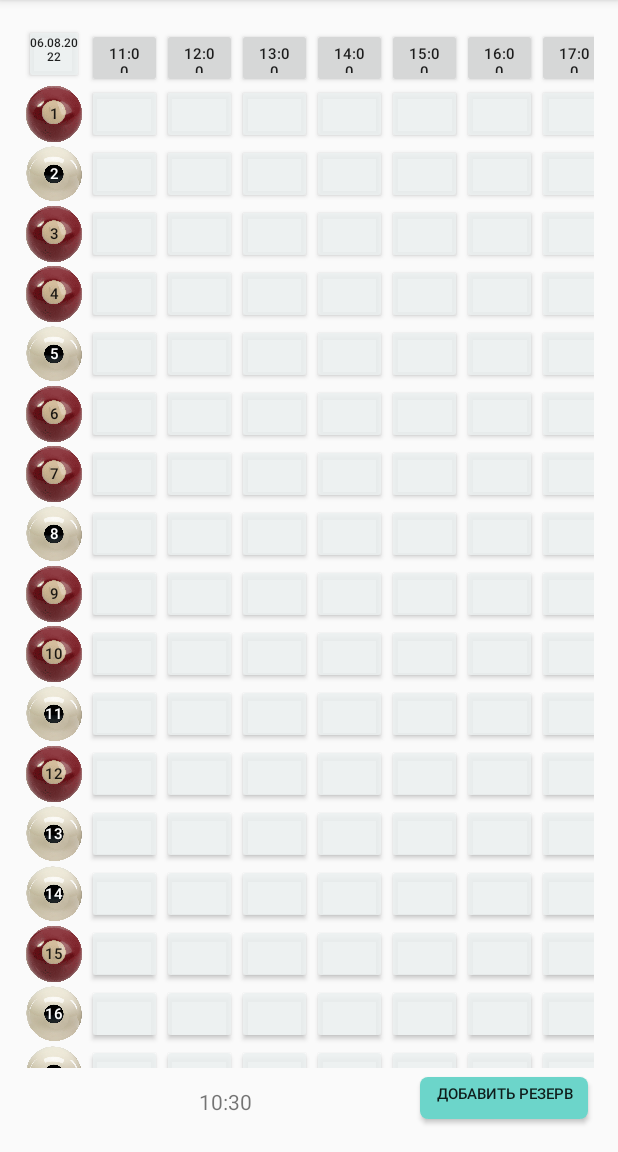
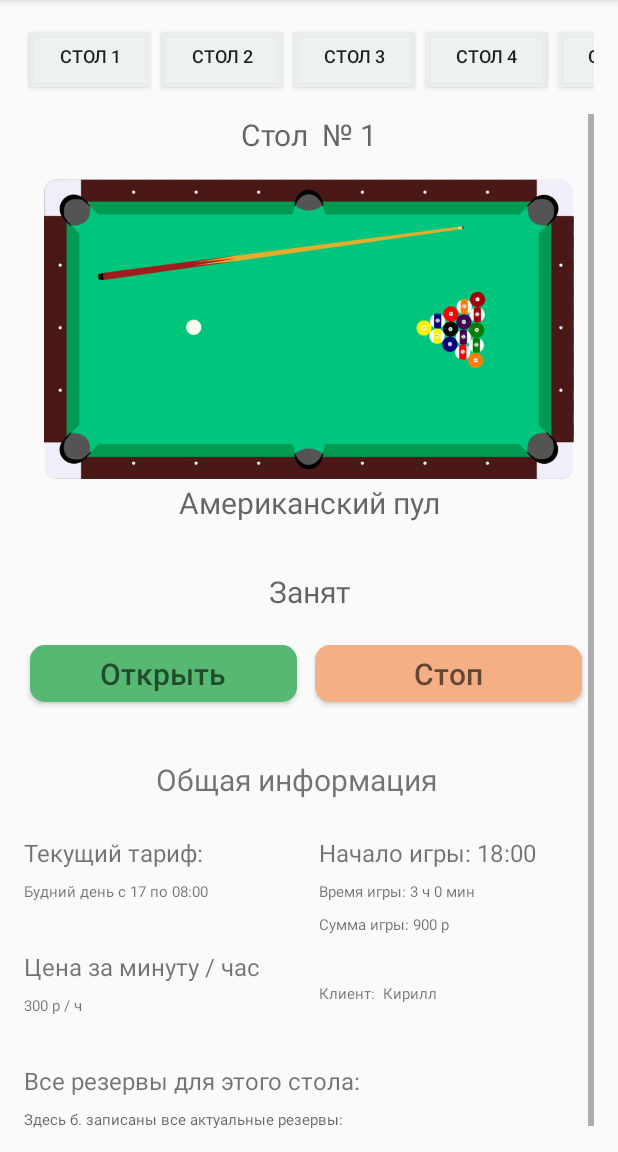
Before and after one commit to Gasayni/Billiard, an Android app: the CommonActivity screen opened directly, with no data from a screen before it, after a tap on "10", on a phone screen of 412 x 824 dp, the part 84-1236 px from its top. Run offline under Robolectric (Android 15) with nearby library versions, the phone set to English and light mode, and no system bars; 2 other taps on this screen came first.

Commit message:
пока все работает. В процессе активность показа и редактирования БД

```diff
--- a/app/src/main/java/com/gas/billiard/CommonActivity.java
+++ b/app/src/main/java/com/gas/billiard/CommonActivity.java
@@ -131,15 +131,6 @@ public class CommonActivity extends AppCompatActivity implements View.OnClickLis
             }
         }
 
-        // кнопки по тегам
-        switch (view.getTag().toString()) {
-            case "btnChoseDate": {
-                showDialog(DIALOG_DATE);
-                // при изменении даты, нужно, чтобы обновлялась и таблица резерва
-                break;
-            }
-        }
-
 
        /* int i = cursorOrders.getInt(numTableIndex);
         int j = indexTimeMethod(cursorOrders.getString(reserveTimeIndex));
@@ -168,6 +159,14 @@ public class CommonActivity extends AppCompatActivity implements View.OnClickLis
     }
 
     private void choseTypeTable() {
+        // заодно слушаем кнопку с выбором даты
+        btnDate.findViewWithTag("btnChoseDate");
+        btnDate.setOnClickListener(new View.OnClickListener() {
+            public void onClick(View view) {
+                showDialog(DIALOG_DATE);
+            }
+        });
+
         // получаем данные c табл "tables"
         cursorTables = database.query(DBHelper.TABLES,
                 null, null, null,
@@ -191,11 +190,8 @@ public class CommonActivity extends AppCompatActivity implements View.OnClickLis
 
                 btnTableHead.setOnClickListener(new View.OnClickListener() {
                     public void onClick(View view) {
-                        Intent intent = new Intent("settingActivity");
+                        Intent intent = new Intent("tableActivity");
                         startActivity(intent);
-                        // Perform action on click
-                        btnTableHead.setText("555");
-//                        Log.i("Gas", "onClick");
                     }
                 });
 
--- a/app/src/main/java/com/gas/billiard/MainActivity.java
+++ b/app/src/main/java/com/gas/billiard/MainActivity.java
@@ -24,7 +24,7 @@ public class MainActivity extends AppCompatActivity implements View.OnClickListe
     EditText etPas;
     Button btnEnter;
     Button btnSetting;
-    Button btnTestDB;
+
     // БД
     DBHelper dbHelper;
     SQLiteDatabase database;
--- /dev/null
+++ b/app/src/main/java/com/gas/billiard/TableActivity.java
@@ -0,0 +1,122 @@
+package com.gas.billiard;
+
+import android.annotation.SuppressLint;
+import android.content.ContentValues;
+import android.content.Intent;
+import android.database.Cursor;
+import android.database.sqlite.SQLiteDatabase;
+import android.graphics.Color;
+import android.graphics.drawable.Drawable;
+import android.media.Image;
+import android.support.v7.app.AppCompatActivity;
+import android.os.Bundle;
+import android.util.Log;
+import android.view.View;
+import android.widget.Button;
+import android.widget.ImageView;
+import android.widget.LinearLayout;
+import android.widget.TextView;
+
+import java.util.ArrayList;
+import java.util.List;
+
+public class TableActivity extends AppCompatActivity {
+    OptionallyClass option = new OptionallyClass();
+    private final int tableCount = 19;
+    TextView tvNameTable, tvTypeTable;
+    ImageView ivTableType;
+    Button btnTable;
+    LinearLayout linTable;
+    List<Button> btnTableTagsList = new ArrayList<>();
+    List<String> typeTableList = new ArrayList<>();
+
+    // БД
+    DBHelper dbHelper;
+    SQLiteDatabase database;
+    ContentValues contentValues;
+    Cursor cursorTables, cursorOrders;
+
+    @Override
+    protected void onCreate(Bundle savedInstanceState) {
+        super.onCreate(savedInstanceState);
+        setContentView(R.layout.activity_table);
+
+        // работа с БД
+        dbHelper = new DBHelper(this);
+        database = dbHelper.getWritableDatabase();
+        contentValues = new ContentValues();
+
+        tvNameTable = findViewById(R.id.tvNameTable);
+        tvNameTable.setTextColor(Color.BLACK);
+
+        tvTypeTable = findViewById(R.id.tvTypeTable);
+        tvTypeTable.setTextColor(Color.BLACK);
+
+        ivTableType = findViewById(R.id.ivTableType);
+        linTable = findViewById(R.id.linTable);
+        addBtnTable();
+        choseTable();
+    }
+
+    @SuppressLint("SetTextI18n")
+    private void addBtnTable() {
+        int marginLength = option.convertDpToPixels(this, 6);
+
+        for (int i = 0; i < tableCount; i++) {
+            btnTable = new Button(linTable.getContext());
+
+            btnTable.setLayoutParams(new LinearLayout.LayoutParams(
+                    LinearLayout.LayoutParams.WRAP_CONTENT,
+                    LinearLayout.LayoutParams.WRAP_CONTENT));
+
+            btnTable.setTag("btnInfoTable" + (1+i));
+            btnTableTagsList.add(btnTable);
+            btnTable.setText("Стол " + (i+1));
+            btnTable.setTextSize(12);
+            btnTable.setWidth(option.convertDpToPixels(this, 50));
+            btnTable.setHeight(option.convertDpToPixels(this, 25));
+            btnTable.setBackgroundResource(R.drawable.btn_style_4);
+
+            linTable.addView(btnTable);
+        }
+    }
+
+    private void choseTable() {
+        // получаем данные c табл "tables"
+        cursorTables = database.query(DBHelper.TABLES,
+                null, null, null,
+                null, null, null);
+        if (cursorTables.moveToFirst()) {
+            int numberTableIndex = cursorTables.getColumnIndex(DBHelper.KEY_ID);
+            int typeIndex = cursorTables.getColumnIndex(DBHelper.KEY_TYPE);
+            int descriptionIndex = cursorTables.getColumnIndex(DBHelper.KEY_DESCRIPTION);
+            do {
+                // инициализируем каждую кнопку шапки стола
+                int i = cursorTables.getInt(numberTableIndex);
+                btnTable = btnTableTagsList.get(i-1);
+                typeTableList.add(cursorTables.getString(typeIndex));
+
+
+                btnTable.setOnClickListener(new View.OnClickListener() {
+                    public void onClick(View view) {
+                        // меняем имя стола
+                        tvNameTable.setText("Стол № " + i);
+
+                        // меняем картинку, в зависимости от типа стола
+                        if (typeTableList.get(i-1).equals("pool")) {
+                            ivTableType.setImageResource(R.drawable.table_pool);
+                            tvTypeTable.setText("Американский пул");
+                        } else if (typeTableList.get(i-1).equals("pyramid")) {
+                            ivTableType.setImageResource(R.drawable.table_pyramide);
+                            tvTypeTable.setText("Русская пирамида");
+                        }
+                    }
+                });
+
+            } while (cursorTables.moveToNext());
+        } else {
+            Log.d("Gas", "0 rows");
+        }
+        cursorTables.close();
+    }
+}
--- /dev/null
+++ b/app/src/main/res/drawable/btn_style_7.xml
@@ -0,0 +1,18 @@
+<?xml version="1.0" encoding="utf-8"?>
+<inset xmlns:android="http://schemas.android.com/apk/res/android"
+    xmlns:tools="http://schemas.android.com/tools"
+    android:insetBottom="6dp"
+    android:insetLeft="4dp"
+    android:insetRight="4dp"
+    android:insetTop="6dp">
+    <ripple android:color="?attr/colorControlHighlight"
+        tools:targetApi="lollipop">
+        <item>
+            <shape android:shape="rectangle"
+                android:tint="#56B872">
+                <corners android:radius="10dp"/>
+                <solid android:color="#1a237e"/>
+            </shape>
+        </item>
+    </ripple>
+</inset>
--- a/app/src/main/res/layout/activity_main.xml
+++ b/app/src/main/res/layout/activity_main.xml
@@ -1,5 +1,6 @@
 <?xml version="1.0" encoding="utf-8"?>
-<RelativeLayout xmlns:android="http://schemas.android.com/apk/res/android"
+<RelativeLayout
+    xmlns:android="http://schemas.android.com/apk/res/android"
     xmlns:app="http://schemas.android.com/apk/res-auto"
     xmlns:tools="http://schemas.android.com/tools"
     android:layout_width="match_parent"
--- /dev/null
+++ b/app/src/main/res/layout/activity_table.xml
@@ -0,0 +1,252 @@
+<?xml version="1.0" encoding="utf-8"?>
+<RelativeLayout
+    xmlns:android="http://schemas.android.com/apk/res/android"
+    xmlns:app="http://schemas.android.com/apk/res-auto"
+    xmlns:tools="http://schemas.android.com/tools"
+    android:layout_width="match_parent"
+    android:layout_height="match_parent"
+    android:padding="16dp"
+    tools:context=".TableActivity">
+
+    <HorizontalScrollView
+        android:id="@+id/scrolTable"
+        android:layout_width="wrap_content"
+        android:layout_height="wrap_content"
+        android:layout_marginBottom="8sp"
+        android:scrollbars="none"
+        android:gravity="center_horizontal">
+
+        <LinearLayout
+            android:id="@+id/linTable"
+            android:layout_width="wrap_content"
+            android:layout_height="wrap_content"
+            android:orientation="horizontal" />
+    </HorizontalScrollView>
+
+    <ScrollView
+        android:id="@+id/scrolCommon"
+        android:layout_width="match_parent"
+        android:layout_height="match_parent"
+        android:layout_below="@id/scrolTable"
+        android:layout_centerHorizontal="true"
+        android:layout_marginTop="4dp"
+        android:gravity="center_horizontal">
+
+        <LinearLayout
+            android:layout_width="match_parent"
+            android:layout_height="match_parent"
+            android:layout_gravity="center_horizontal"
+            android:gravity="center"
+            android:orientation="vertical">
+
+            <TextView
+                android:id="@+id/tvNameTable"
+                android:layout_width="match_parent"
+                android:layout_height="wrap_content"
+                android:layout_centerHorizontal="true"
+                android:gravity="center"
+                android:hint="Cтол  № 1"
+                android:textSize="20sp" />
+
+
+            <ImageView
+                android:id="@+id/ivTableType"
+                android:layout_width="match_parent"
+                android:layout_height="200dp"
+                android:layout_below="@id/tvNameTable"
+                android:layout_centerHorizontal="true"
+                android:layout_marginTop="16dp"
+                app:srcCompat="@drawable/table_pool"
+                tools:srcCompat="@drawable/table_pool" />
+
+            <TextView
+                android:id="@+id/tvTypeTable"
+                android:layout_width="match_parent"
+                android:layout_height="wrap_content"
+                android:layout_below="@id/ivTableType"
+                android:layout_centerHorizontal="true"
+                android:layout_marginTop="2dp"
+                android:gravity="center"
+                android:hint="Американский пул"
+                android:textSize="20sp" />
+
+            <TextView
+                android:id="@+id/tvWorked"
+                android:layout_width="match_parent"
+                android:layout_height="wrap_content"
+                android:layout_below="@id/tvTypeTable"
+                android:layout_centerHorizontal="true"
+                android:layout_marginTop="32dp"
+                android:gravity="center"
+                android:hint="Занят"
+                android:textSize="20sp" />
+
+            <LinearLayout
+                android:id="@+id/linStartStop"
+                android:layout_width="match_parent"
+                android:layout_height="wrap_content"
+                android:layout_below="@id/tvWorked"
+                android:layout_marginTop="16dp"
+                android:gravity="center_vertical"
+                android:orientation="horizontal">
+
+                <Button
+                    android:id="@+id/btnStart"
+                    android:layout_width="match_parent"
+                    android:layout_height="50dp"
+                    android:layout_marginRight="4dp"
+                    android:layout_weight="1"
+                    android:background="@drawable/btn_style_7"
+                    android:clickable="true"
+                    android:hint="Открыть"
+                    android:textSize="20dp" />
+
+                <Button
+                    android:id="@+id/btnStop"
+                    android:layout_width="match_parent"
+                    android:layout_height="50dp"
+                    android:layout_marginRight="4dp"
+                    android:layout_weight="1"
+                    android:background="@drawable/btn_style_6"
+                    android:clickable="true"
+                    android:hint="Стоп"
+                    android:textSize="20dp" />
+            </LinearLayout>
+
+            <TextView
+                android:id="@+id/tvCommonInfo"
+                android:layout_width="wrap_content"
+                android:layout_height="wrap_content"
+                android:layout_below="@id/ivTableType"
+                android:layout_gravity="center"
+                android:layout_marginTop="32dp"
+                android:gravity="center"
+                android:paddingRight="16dp"
+                android:text="Общая информация"
+                android:textSize="20sp" />
+
+
+            <LinearLayout
+                android:id="@+id/linCommon"
+                android:layout_width="match_parent"
+                android:layout_height="wrap_content"
+                android:layout_below="@id/linStartStop"
+                android:layout_marginTop="8dp"
+                android:orientation="horizontal">
+
+                <LinearLayout
+                    android:id="@+id/linCommonInfo"
+                    android:layout_width="wrap_content"
+                    android:layout_height="wrap_content"
+                    android:layout_below="@id/linStartStop"
+                    android:layout_marginTop="8dp"
+                    android:layout_weight="1"
+                    android:gravity="left"
+                    android:orientation="vertical">
+
+                    <TextView
+                        android:id="@+id/tvCurrentTariffName"
+                        android:layout_width="wrap_content"
+                        android:layout_height="wrap_content"
+                        android:layout_below="@id/tvCommonInfo"
+                        android:layout_marginTop="8dp"
+                        android:text="Текущий тариф:"
+                        android:textSize="16sp" />
+
+                    <TextView
+                        android:id="@+id/tvCurrentTariff"
+                        android:layout_width="wrap_content"
+                        android:layout_height="wrap_content"
+                        android:layout_below="@id/tvCommonInfo"
+                        android:layout_marginTop="8dp"
+                        android:text="Будний день с 17 по 08:00"
+                        android:textSize="10sp" />
+
+                    <TextView
+                        android:id="@+id/tvPriceName"
+                        android:layout_width="wrap_content"
+                        android:layout_height="wrap_content"
+                        android:layout_below="@id/tvCommonInfo"
+                        android:layout_marginTop="32dp"
+                        android:text="Цена за минуту / час"
+                        android:textSize="16sp" />
+
+                    <TextView
+                        android:id="@+id/tvPrice"
+                        android:layout_width="wrap_content"
+                        android:layout_height="wrap_content"
+                        android:layout_below="@id/tvCommonInfo"
+                        android:layout_marginTop="8dp"
+                        android:text="300 р / ч"
+                        android:textSize="10sp" />
+
+
+                </LinearLayout>
+
+                <LinearLayout
+                    android:id="@+id/linCommonServise"
+                    android:layout_width="wrap_content"
+                    android:layout_height="wrap_content"
+                    android:layout_below="@id/linStartStop"
+                    android:layout_marginTop="8dp"
+                    android:layout_weight="1"
+                    android:gravity="left"
+                    android:orientation="vertical">
+
+                    <TextView
+                        android:id="@+id/tvTimeStartGame"
+                        android:layout_width="match_parent"
+                        android:layout_height="wrap_content"
+                        android:layout_marginTop="8dp"
+                        android:text="Начало игры: 18:00"
+                        android:textSize="16sp" />
+
+                    <TextView
+                        android:id="@+id/tvDurationGame"
+                        android:layout_width="match_parent"
+                        android:layout_height="wrap_content"
+                        android:layout_marginTop="8dp"
+                        android:text="Время игры: 3 ч 0 мин"
+                        android:textSize="10sp" />
+
+                    <TextView
+                        android:id="@+id/tvSum"
+                        android:layout_width="match_parent"
+                        android:layout_height="wrap_content"
+                        android:layout_marginTop="8dp"
+                        android:text="Сумма игры: 900 р"
+                        android:textSize="10sp" />
+
+                    <TextView
+                        android:id="@+id/tvClient"
+                        android:layout_width="match_parent"
+                        android:layout_height="wrap_content"
+                        android:layout_marginTop="32dp"
+                        android:text="Клиент:  Кирилл"
+                        android:textSize="10sp" />
+                </LinearLayout>
+
+            </LinearLayout>
+
+
+            <TextView
+                android:layout_width="match_parent"
+                android:layout_height="match_parent"
+                android:layout_below="@id/tvCommonInfo"
+                android:layout_marginTop="32dp"
+                android:text="Все резервы для этого стола:"
+                android:textSize="16sp" />
+
+            <TextView
+                android:id="@+id/tvAllReserve"
+                android:layout_width="match_parent"
+                android:layout_height="match_parent"
+                android:layout_below="@id/tvCommonInfo"
+                android:layout_marginTop="8dp"
+                android:hint="Здесь б. записаны все актуальные резервы:"
+                android:textSize="10sp" />
+
+        </LinearLayout>
+    </ScrollView>
+
+</RelativeLayout>
--- a/app/src/main/res/values/strings.xml
+++ b/app/src/main/res/values/strings.xml
@@ -17,4 +17,5 @@
     <string name="duration">длительность</string>
     <string name="statusToExtend">следующий\nрезерв</string>
     <string name="reserve">Статус резерва\n на сегодня</string>
+    <string name="back"><![CDATA[<]]></string>
 </resources>
```
Also changed, not shown: app/src/main/AndroidManifest.xml (+36 -0 lines), app/src/main/java/com/gas/billiard/EditDBActivity.java (added, +13 -0 lines), app/src/main/java/com/gas/billiard/NewOrderActivity.java (added, +21 -0 lines), app/src/main/java/com/gas/billiard/SettingActivity.java (added, +27 -0 lines), app/src/main/res/layout/activity_edit_dbactivity.xml (added, +43 -0 lines), app/src/main/res/layout/activity_new_order.xml (added, +18 -0 lines), app/src/main/res/layout/activity_setting.xml (added, +63 -0 lines), app/src/main/res/drawable/table_pool.png (added), app/src/main/res/drawable/table_pyramide.png (added).
